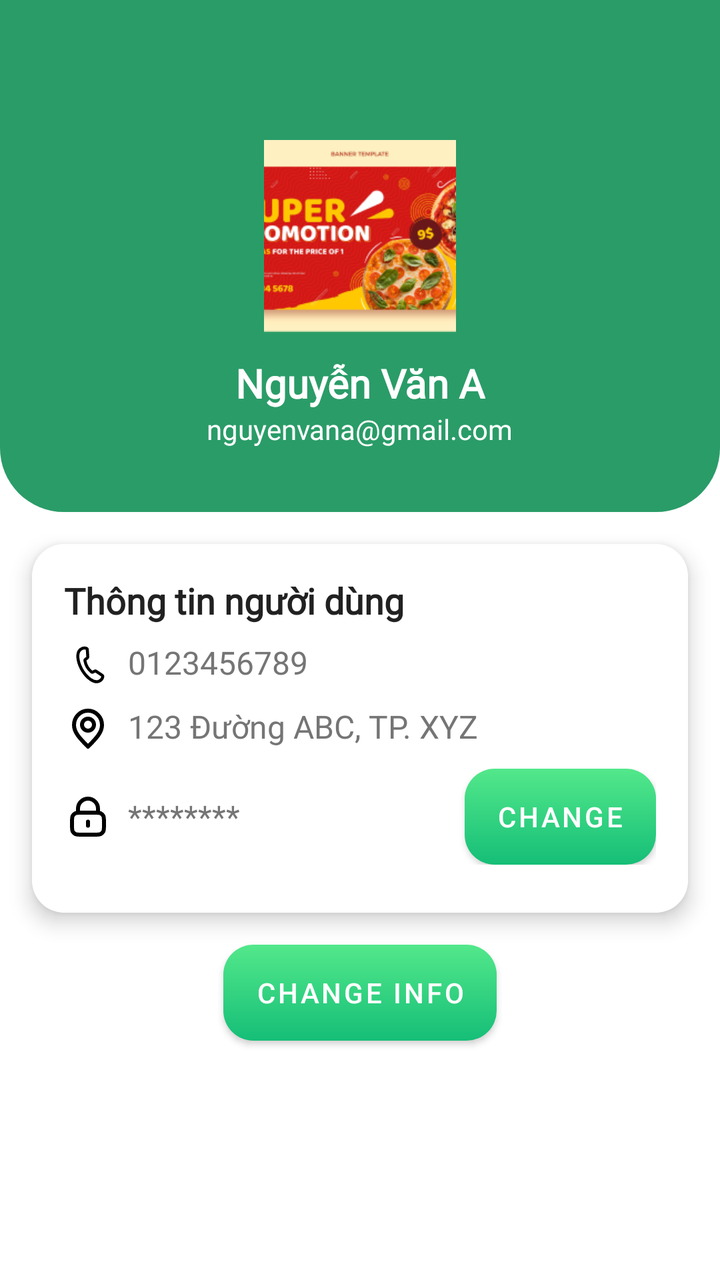
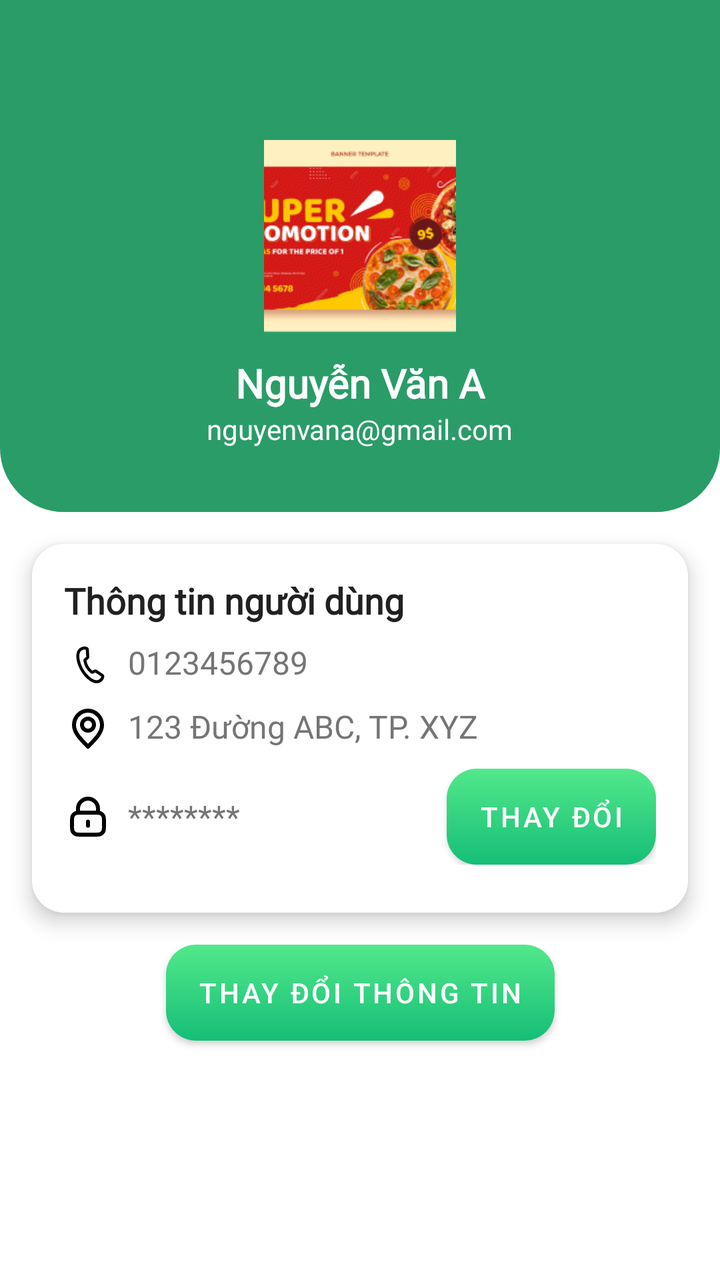

Two renders of the same Android screen: before a commit and after it. Below are the layout's source before the change and the commit's diff.
<!-- AndroidManifest.xml: application theme Theme.MyApplication -->
<!-- res/layout/fragment_profile.xml -->
<androidx.constraintlayout.widget.ConstraintLayout
    xmlns:android="http://schemas.android.com/apk/res/android"
    xmlns:app="http://schemas.android.com/apk/res-auto"
    xmlns:tools="http://schemas.android.com/tools"
    android:layout_width="match_parent"
    android:layout_height="match_parent"
    tools:context=".MainActivity">

    
    <androidx.constraintlayout.widget.ConstraintLayout
        android:id="@+id/topSection"
        android:layout_width="0dp"
        android:layout_height="wrap_content"
        android:background="@drawable/top_section_background"
        app:layout_constraintTop_toTopOf="parent"
        app:layout_constraintStart_toStartOf="parent"
        app:layout_constraintEnd_toEndOf="parent">

        
        <ImageView
            android:id="@+id/userImage"
            android:layout_width="96dp"
            android:layout_height="96dp"
            android:layout_marginTop="70dp"
            android:scaleType="centerCrop"
            android:src="@drawable/banner1"
            app:layout_constraintEnd_toEndOf="parent"
            app:layout_constraintStart_toStartOf="parent"
            app:layout_constraintTop_toTopOf="parent"
            app:shapeAppearanceOverlay="@style/CustomAvatarShape"
            app:strokeColor="@color/white"
            app:strokeWidth="3dp" />

        
        <TextView
            android:id="@+id/userName"
            android:layout_width="wrap_content"
            android:layout_height="wrap_content"
            android:layout_marginTop="12dp"
            android:text="Nguyễn Văn A"
            android:textSize="20sp"
            android:textStyle="bold"
            android:textColor="@color/white"
            android:fontFamily="@font/poppins_bold"
            app:layout_constraintTop_toBottomOf="@id/userImage"
            app:layout_constraintStart_toStartOf="parent"
            app:layout_constraintEnd_toEndOf="parent" />

        
        <TextView
            android:id="@+id/userEmail"
            android:layout_width="wrap_content"
            android:layout_height="wrap_content"
            android:layout_marginBottom="32dp"
            android:fontFamily="@font/poppins_semi"
            android:text="nguyenvana@gmail.com"
            android:textColor="@color/white"
            android:textSize="14sp"
            app:layout_constraintBottom_toBottomOf="parent"
            app:layout_constraintEnd_toEndOf="parent"
            app:layout_constraintStart_toStartOf="parent"
            app:layout_constraintTop_toBottomOf="@id/userName" />

    </androidx.constraintlayout.widget.ConstraintLayout>

    
    <com.google.android.material.card.MaterialCardView
        android:id="@+id/userInfoCard"
        android:layout_width="0dp"
        android:layout_height="wrap_content"
        android:layout_margin="16dp"
        app:cardCornerRadius="16dp"
        app:cardElevation="6dp"
        app:strokeWidth="1dp"
        app:strokeColor="@color/xam"
        app:layout_constraintTop_toBottomOf="@id/topSection"
        app:layout_constraintStart_toStartOf="parent"
        app:layout_constraintEnd_toEndOf="parent">

        <LinearLayout
            android:layout_width="match_parent"
            android:layout_height="wrap_content"
            android:orientation="vertical"
            android:padding="16dp">

            
            <TextView
                android:layout_width="wrap_content"
                android:layout_height="wrap_content"
                android:text="Thông tin người dùng"
                android:textColor="@color/text_primary"
                android:textSize="18sp"
                android:textStyle="bold"
                android:fontFamily="@font/poppins_bold"
                android:layout_marginBottom="8dp" />

            
            <LinearLayout
                android:layout_width="match_parent"
                android:layout_height="wrap_content"
                android:orientation="horizontal"
                android:layout_marginBottom="8dp">

                <ImageView
                    android:layout_width="24dp"
                    android:layout_height="24dp"
                    android:src="@drawable/ic_phone" />

                <TextView
                    android:id="@+id/userNumberPhone"
                    android:layout_width="wrap_content"
                    android:layout_height="wrap_content"
                    android:layout_marginStart="8dp"
                    android:text="0123456789"
                    android:textColor="@color/text_secondary"
                    android:textSize="16sp"
                    android:fontFamily="@font/poppins_bold" />
            </LinearLayout>

            
            <LinearLayout
                android:layout_width="match_parent"
                android:layout_height="wrap_content"
                android:orientation="horizontal"
                android:layout_marginBottom="8dp">

                <ImageView
                    android:layout_width="24dp"
                    android:layout_height="24dp"
                    android:src="@drawable/ic_location" />

                <TextView
                    android:id="@+id/userAddress"
                    android:layout_width="wrap_content"
                    android:layout_height="wrap_content"
                    android:layout_marginStart="8dp"
                    android:text="123 Đường ABC, TP. XYZ"
                    android:textColor="@color/text_secondary"
                    android:textSize="16sp"
                    android:fontFamily="@font/poppins_semi" />
            </LinearLayout>

            
            <LinearLayout
                android:layout_width="match_parent"
                android:layout_height="wrap_content"
                android:orientation="horizontal"
                android:gravity="center_vertical"
                android:layout_marginBottom="8dp">

                <ImageView
                    android:layout_width="24dp"
                    android:layout_height="24dp"
                    android:src="@drawable/ic_lock_01" />

                <TextView
                    android:layout_width="0dp"
                    android:layout_height="wrap_content"
                    android:layout_marginStart="8dp"
                    android:layout_weight="1"
                    android:text="********"
                    android:textColor="@color/text_secondary"
                    android:textSize="16sp"
                    android:fontFamily="@font/poppins_semi" />

                <Button
                    android:id="@+id/btnChangePassword"
                    android:layout_width="wrap_content"
                    android:layout_height="wrap_content"
                    android:background="@drawable/button_gohome"
                    app:backgroundTint="@null"
                    android:text="Change"
                    android:textColor="@color/white"
                    android:textSize="14sp" />
            </LinearLayout>

        </LinearLayout>

    </com.google.android.material.card.MaterialCardView>

    
    <Button
        android:id="@+id/btnChangeInfo"
        android:layout_width="wrap_content"
        android:layout_height="wrap_content"
        android:text="Change Info"
        android:textColor="@color/white"
        android:background="@drawable/button_gohome"
        app:backgroundTint="@null"
        android:textSize="14sp"
        app:layout_constraintTop_toBottomOf="@id/userInfoCard"
        app:layout_constraintStart_toStartOf="parent"
        app:layout_constraintEnd_toEndOf="parent"
        android:layout_marginTop="16dp" />

</androidx.constraintlayout.widget.ConstraintLayout>
<!-- resources referenced by this layout -->
<resources>
  <color name="text_primary">#212121</color>
  <color name="text_secondary">#757575</color>
  <color name="white">#FFFFFFFF</color>
  <color name="xam">#FFFFFF</color>
  <!-- drawable button_gohome (drawable) -->
  <shape xmlns:android="http://schemas.android.com/apk/res/android">
      <gradient
          android:startColor="#15BE77"
          android:endColor="#53E88B"
          android:angle="90" />
      <corners android:radius="15dp" />
  </shape>
  <!-- drawable ic_location (drawable) -->
  <vector xmlns:android="http://schemas.android.com/apk/res/android"
      android:width="24dp"
      android:height="24dp"
      android:viewportWidth="24"
      android:viewportHeight="24">
    <path
        android:pathData="M12,21C15.5,17.4 19,14.176 19,10.2C19,6.224 15.866,3 12,3C8.134,3 5,6.224 5,10.2C5,14.176 8.5,17.4 12,21Z"
        android:strokeLineJoin="round"
        android:strokeWidth="2"
        android:fillColor="#00000000"
        android:strokeColor="#000000"
        android:strokeLineCap="round"/>
    <path
        android:pathData="M12,13C13.657,13 15,11.657 15,10C15,8.343 13.657,7 12,7C10.343,7 9,8.343 9,10C9,11.657 10.343,13 12,13Z"
        android:strokeLineJoin="round"
        android:strokeWidth="2"
        android:fillColor="#00000000"
        android:strokeColor="#000000"
        android:strokeLineCap="round"/>
  </vector>
  <!-- drawable ic_lock_01 (drawable) -->
  <vector xmlns:android="http://schemas.android.com/apk/res/android"
      android:width="24dp"
      android:height="24dp"
      android:viewportWidth="24"
      android:viewportHeight="24">
    <path
        android:pathData="M17,10V8C17,5.239 14.761,3 12,3C9.239,3 7,5.239 7,8V10M12,14.5V16.5M8.8,21H15.2C16.88,21 17.72,21 18.362,20.673C18.927,20.385 19.385,19.927 19.673,19.362C20,18.72 20,17.88 20,16.2V14.8C20,13.12 20,12.28 19.673,11.638C19.385,11.073 18.927,10.615 18.362,10.327C17.72,10 16.88,10 15.2,10H8.8C7.12,10 6.28,10 5.638,10.327C5.074,10.615 4.615,11.073 4.327,11.638C4,12.28 4,13.12 4,14.8V16.2C4,17.88 4,18.72 4.327,19.362C4.615,19.927 5.074,20.385 5.638,20.673C6.28,21 7.12,21 8.8,21Z"
        android:strokeLineJoin="round"
        android:strokeWidth="2"
        android:fillColor="#00000000"
        android:strokeColor="#000000"
        android:strokeLineCap="round"/>
  </vector>
  <!-- drawable top_section_background (drawable) -->
  <shape xmlns:android="http://schemas.android.com/apk/res/android">
      <solid android:color="@color/purple_500" />
      <corners android:bottomLeftRadius="32dp" android:bottomRightRadius="32dp" />
  </shape>
  <style name="CustomAvatarShape" parent="ShapeAppearance.MaterialComponents.SmallComponent">
          <item name="cornerFamily">rounded</item>
          <item name="cornerSize">50%</item> 
      </style>
  <style name="Theme.MyApplication" parent="Theme.MaterialComponents.DayNight.NoActionBar">
          
          <item name="colorPrimary">@color/purple_500</item>
          <item name="colorPrimaryVariant">@color/purple_700</item>
          <item name="colorOnPrimary">@color/white</item>
          
          <item name="colorSecondary">@color/teal_200</item>
          <item name="colorSecondaryVariant">@color/teal_700</item>
          <item name="colorOnSecondary">@color/black</item>
  
          
          <item name="android:statusBarColor" tools:targetApi="l">?attr/colorPrimaryVariant</item>
          
      </style>
  <color name="purple_500">#2A9C68</color>
  <color name="purple_700">#6200EE</color>
  <color name="teal_200">#03DAC5</color>
  <color name="teal_700">#018786</color>
  <color name="black">#FF000000</color>
  <!-- unchanged entries left out for length: 2 -->
</resources>

<!-- the commit's change to res/layout/fragment_profile.xml (unified diff, before → after) -->
@@ -169,7 +169,7 @@
                     android:layout_height="wrap_content"
                     android:background="@drawable/button_gohome"
                     app:backgroundTint="@null"
-                    android:text="Change"
+                    android:text="Thay đổi"
                     android:textColor="@color/white"
                     android:textSize="14sp" />
             </LinearLayout>
@@ -183,7 +183,7 @@
         android:id="@+id/btnChangeInfo"
         android:layout_width="wrap_content"
         android:layout_height="wrap_content"
-        android:text="Change Info"
+        android:text="Thay đổi thông tin"
         android:textColor="@color/white"
         android:background="@drawable/button_gohome"
         app:backgroundTint="@null"
